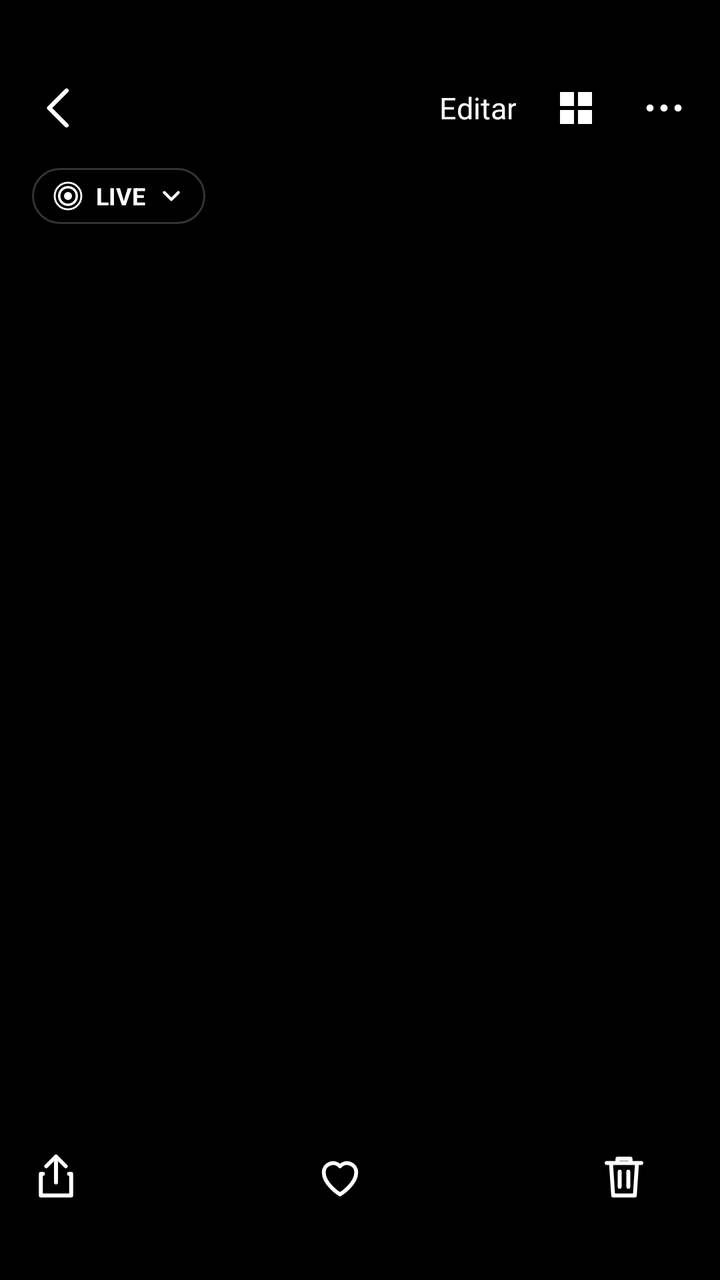
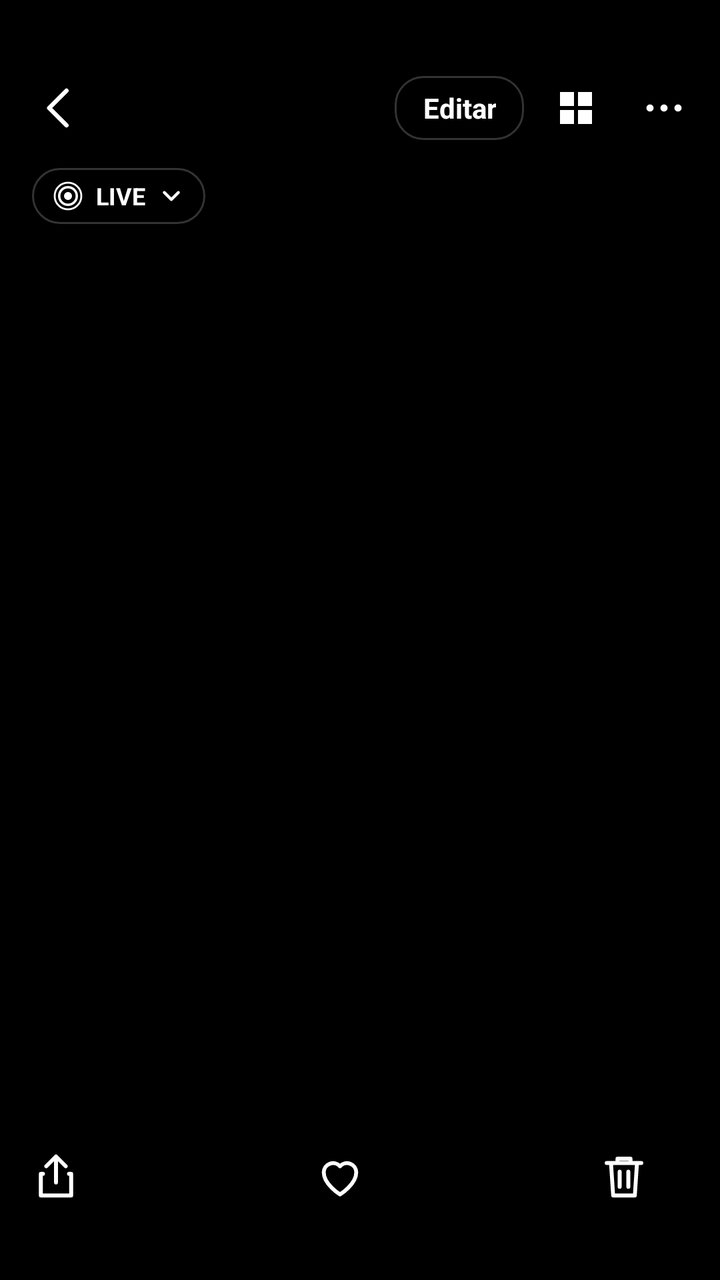

An Android layout rendered at two revisions. The XML below is the earlier revision; the diff shows what the commit changed to produce the second picture.
<!-- AndroidManifest.xml: application theme Theme.FotoAnimada -->
<!-- res/layout/activity_viewer.xml -->
<?xml version="1.0" encoding="utf-8"?>
<FrameLayout xmlns:android="http://schemas.android.com/apk/res/android"
    android:layout_width="match_parent"
    android:layout_height="match_parent"
    android:background="#000000">

    <androidx.viewpager2.widget.ViewPager2
        android:id="@+id/pager"
        android:layout_width="match_parent"
        android:layout_height="match_parent" />

    
    <LinearLayout
        android:id="@+id/topBar"
        android:layout_width="match_parent"
        android:layout_height="wrap_content"
        android:layout_gravity="top"
        android:background="#CC000000"
        android:orientation="vertical"
        android:paddingBottom="10dp"
        android:paddingTop="30dp">

        <FrameLayout
            android:layout_width="match_parent"
            android:layout_height="48dp">

            <ImageButton
                android:id="@+id/back"
                android:layout_width="48dp"
                android:layout_height="48dp"
                android:layout_marginStart="6dp"
                android:background="?android:attr/selectableItemBackgroundBorderless"
                android:contentDescription="Volver"
                android:src="@drawable/ic_back" />

            <LinearLayout
                android:layout_width="wrap_content"
                android:layout_height="wrap_content"
                android:layout_gravity="end|center_vertical"
                android:layout_marginEnd="6dp"
                android:orientation="horizontal">

                <TextView
                    android:id="@+id/editButton"
                    android:layout_width="wrap_content"
                    android:layout_height="48dp"
                    android:gravity="center"
                    android:paddingHorizontal="8dp"
                    android:text="Editar"
                    android:textColor="#FFFFFF"
                    android:textSize="15sp" />

                <ImageButton
                    android:id="@+id/gridButton"
                    android:layout_width="44dp"
                    android:layout_height="48dp"
                    android:background="?android:attr/selectableItemBackgroundBorderless"
                    android:contentDescription="Todas las fotos"
                    android:src="@drawable/ic_grid" />

                <ImageButton
                    android:id="@+id/moreButton"
                    android:layout_width="44dp"
                    android:layout_height="48dp"
                    android:background="?android:attr/selectableItemBackgroundBorderless"
                    android:contentDescription="Más opciones"
                    android:src="@drawable/ic_more" />
            </LinearLayout>

            <LinearLayout
                android:layout_width="wrap_content"
                android:layout_height="wrap_content"
                android:layout_gravity="center"
                android:gravity="center"
                android:orientation="vertical">

                <TextView
                    android:id="@+id/title"
                    android:layout_width="wrap_content"
                    android:layout_height="wrap_content"
                    android:textColor="#FFFFFF"
                    android:textSize="16sp"
                    android:textStyle="bold" />

                <TextView
                    android:id="@+id/subtitle"
                    android:layout_width="wrap_content"
                    android:layout_height="wrap_content"
                    android:textColor="#99FFFFFF"
                    android:textSize="12sp" />
            </LinearLayout>
        </FrameLayout>

        <TextView
            android:id="@+id/fxChip"
            android:layout_width="wrap_content"
            android:layout_height="28dp"
            android:layout_marginStart="16dp"
            android:layout_marginTop="6dp"
            android:background="@drawable/bg_chip"
            android:drawableEnd="@drawable/ic_chevron"
            android:drawablePadding="6dp"
            android:drawableStart="@drawable/ic_live_small"
            android:gravity="center_vertical"
            android:paddingHorizontal="10dp"
            android:text="LIVE"
            android:textColor="#FFFFFF"
            android:textSize="12sp"
            android:textStyle="bold" />
    </LinearLayout>

    
    <LinearLayout
        android:id="@+id/bottomBar"
        android:layout_width="match_parent"
        android:layout_height="wrap_content"
        android:layout_gravity="bottom"
        android:background="#CC000000"
        android:orientation="vertical"
        android:paddingBottom="28dp"
        android:paddingTop="8dp">

        <TextView
            android:id="@+id/hint"
            android:layout_width="wrap_content"
            android:layout_height="wrap_content"
            android:layout_gravity="center_horizontal"
            android:layout_marginBottom="8dp"
            android:textColor="#99FFFFFF"
            android:textSize="12sp" />

        <androidx.recyclerview.widget.RecyclerView
            android:id="@+id/strip"
            android:layout_width="match_parent"
            android:layout_height="52dp"
            android:clipToPadding="false" />

        <LinearLayout
            android:layout_width="match_parent"
            android:layout_height="wrap_content"
            android:layout_marginTop="10dp"
            android:gravity="center"
            android:orientation="horizontal">

            <ImageButton
                android:id="@+id/share"
                android:layout_width="56dp"
                android:layout_height="48dp"
                android:background="?android:attr/selectableItemBackgroundBorderless"
                android:contentDescription="Compartir"
                android:src="@drawable/ic_share" />

            <View
                android:layout_width="0dp"
                android:layout_height="1dp"
                android:layout_weight="1" />

            <ImageButton
                android:id="@+id/favorite"
                android:layout_width="56dp"
                android:layout_height="48dp"
                android:background="?android:attr/selectableItemBackgroundBorderless"
                android:contentDescription="Favorita"
                android:src="@drawable/ic_heart" />

            <View
                android:layout_width="0dp"
                android:layout_height="1dp"
                android:layout_weight="1" />

            <ImageButton
                android:id="@+id/delete"
                android:layout_marginEnd="20dp"
                android:layout_width="56dp"
                android:layout_height="48dp"
                android:background="?android:attr/selectableItemBackgroundBorderless"
                android:contentDescription="Eliminar"
                android:src="@drawable/ic_delete" />
        </LinearLayout>
    </LinearLayout>

    
    <LinearLayout
        android:id="@+id/keyPanel"
        android:layout_width="match_parent"
        android:layout_height="wrap_content"
        android:layout_gravity="bottom"
        android:background="#F2000000"
        android:clickable="true"
        android:orientation="vertical"
        android:padding="20dp"
        android:visibility="gone">

        <TextView
            android:layout_width="wrap_content"
            android:layout_height="wrap_content"
            android:layout_gravity="center_horizontal"
            android:text="Desliza para elegir la portada"
            android:textColor="#FFFFFF"
            android:textSize="14sp" />

        <SeekBar
            android:id="@+id/keySeek"
            android:layout_width="match_parent"
            android:layout_height="wrap_content"
            android:layout_marginVertical="16dp" />

        <LinearLayout
            android:layout_width="match_parent"
            android:layout_height="wrap_content"
            android:orientation="horizontal">

            <TextView
                android:id="@+id/keyCancel"
                android:layout_width="0dp"
                android:layout_height="44dp"
                android:layout_weight="1"
                android:gravity="center"
                android:text="Cancelar"
                android:textColor="#FFFFFF"
                android:textSize="15sp" />

            <TextView
                android:id="@+id/keyApply"
                android:layout_width="0dp"
                android:layout_height="44dp"
                android:layout_weight="1"
                android:gravity="center"
                android:text="Usar como portada"
                android:textColor="#00E676"
                android:textSize="15sp"
                android:textStyle="bold" />
        </LinearLayout>
    </LinearLayout>

    <TextView
        android:id="@+id/busyText"
        android:layout_width="wrap_content"
        android:layout_height="wrap_content"
        android:layout_gravity="center"
        android:background="@drawable/bg_badge"
        android:padding="14dp"
        android:textColor="#FFFFFF"
        android:visibility="gone" />
</FrameLayout>
<!-- resources referenced by this layout -->
<resources>
  <!-- drawable bg_badge (drawable) -->
  <shape xmlns:android="http://schemas.android.com/apk/res/android" android:shape="rectangle">
      <solid android:color="#99000000" />
      <corners android:radius="6dp" />
  </shape>
  <!-- drawable bg_chip (drawable) -->
  <shape xmlns:android="http://schemas.android.com/apk/res/android" android:shape="rectangle">
      <solid android:color="#59000000" />
      <stroke android:width="1dp" android:color="#33FFFFFF" />
      <corners android:radius="14dp" />
  </shape>
  <!-- drawable ic_back (drawable) -->
  <vector xmlns:android="http://schemas.android.com/apk/res/android"
      android:width="26dp" android:height="26dp" android:viewportWidth="24" android:viewportHeight="24">
      <path android:strokeColor="#FFFFFF" android:strokeWidth="2" android:fillColor="#00000000"
          android:strokeLineCap="round" android:strokeLineJoin="round"
          android:pathData="M15,4l-8,8l8,8" />
  </vector>
  <!-- drawable ic_chevron (drawable) -->
  <vector xmlns:android="http://schemas.android.com/apk/res/android"
      android:width="14dp" android:height="14dp" android:viewportWidth="24" android:viewportHeight="24">
      <path android:strokeColor="#FFFFFF" android:strokeWidth="2.5" android:fillColor="#00000000"
          android:strokeLineCap="round" android:strokeLineJoin="round" android:pathData="M6,9l6,6l6,-6" />
  </vector>
  <!-- drawable ic_delete (drawable) -->
  <vector xmlns:android="http://schemas.android.com/apk/res/android"
      android:width="26dp" android:height="26dp" android:viewportWidth="24" android:viewportHeight="24">
      <path android:strokeColor="#FFFFFF" android:strokeWidth="1.8" android:fillColor="#00000000"
          android:strokeLineCap="round" android:strokeLineJoin="round"
          android:pathData="M4,6h16M9,6V4h6v2M6,6l1,15h10l1,-15M10,10v7M14,10v7" />
  </vector>
  <!-- drawable ic_grid (drawable) -->
  <vector xmlns:android="http://schemas.android.com/apk/res/android"
      android:width="24dp" android:height="24dp" android:viewportWidth="24" android:viewportHeight="24">
      <path android:fillColor="#FFFFFF"
          android:pathData="M4,4h7v7H4zM13,4h7v7h-7zM4,13h7v7H4zM13,13h7v7h-7z" />
  </vector>
  <!-- drawable ic_heart (drawable) -->
  <vector xmlns:android="http://schemas.android.com/apk/res/android"
      android:width="26dp" android:height="26dp" android:viewportWidth="24" android:viewportHeight="24">
      <path android:strokeColor="#FFFFFF" android:strokeWidth="1.8" android:fillColor="#00000000"
          android:strokeLineJoin="round"
          android:pathData="M12,20.5s-7.5,-4.6 -7.5,-10.2a4.3,4.3 0,0 1,7.5 -2.8a4.3,4.3 0,0 1,7.5 2.8c0,5.6 -7.5,10.2 -7.5,10.2z" />
  </vector>
  <!-- drawable ic_more (drawable) -->
  <vector xmlns:android="http://schemas.android.com/apk/res/android"
      android:width="24dp" android:height="24dp" android:viewportWidth="24" android:viewportHeight="24">
      <path android:fillColor="#FFFFFF"
          android:pathData="M5,10.2a1.8,1.8 0,1 1,0 3.6a1.8,1.8 0,1 1,0 -3.6zM12,10.2a1.8,1.8 0,1 1,0 3.6a1.8,1.8 0,1 1,0 -3.6zM19,10.2a1.8,1.8 0,1 1,0 3.6a1.8,1.8 0,1 1,0 -3.6z" />
  </vector>
  <!-- drawable ic_share (drawable) -->
  <vector xmlns:android="http://schemas.android.com/apk/res/android"
      android:width="26dp" android:height="26dp" android:viewportWidth="24" android:viewportHeight="24">
      <path android:strokeColor="#FFFFFF" android:strokeWidth="1.8" android:fillColor="#00000000"
          android:strokeLineCap="round" android:strokeLineJoin="round"
          android:pathData="M12,15V3M7.5,7.5L12,3l4.5,4.5M6,11H5v10h14V11h-1" />
  </vector>
  <style name="Theme.FotoAnimada" parent="android:Theme.Material.NoActionBar">
          <item name="android:statusBarColor">#000000</item>
          <item name="android:navigationBarColor">#000000</item>
          <item name="android:windowBackground">#000000</item>
      </style>
  <!-- unchanged entries left out for length: 1 -->
</resources>

<!-- the commit's change to res/layout/activity_viewer.xml (unified diff, before → after) -->
@@ -43,12 +43,16 @@
                 <TextView
                     android:id="@+id/editButton"
                     android:layout_width="wrap_content"
-                    android:layout_height="48dp"
+                    android:layout_height="32dp"
+                    android:layout_gravity="center_vertical"
+                    android:layout_marginEnd="4dp"
+                    android:background="@drawable/bg_chip"
                     android:gravity="center"
-                    android:paddingHorizontal="8dp"
+                    android:paddingHorizontal="14dp"
                     android:text="Editar"
                     android:textColor="#FFFFFF"
-                    android:textSize="15sp" />
+                    android:textSize="14sp"
+                    android:textStyle="bold" />
 
                 <ImageButton
                     android:id="@+id/gridButton"
